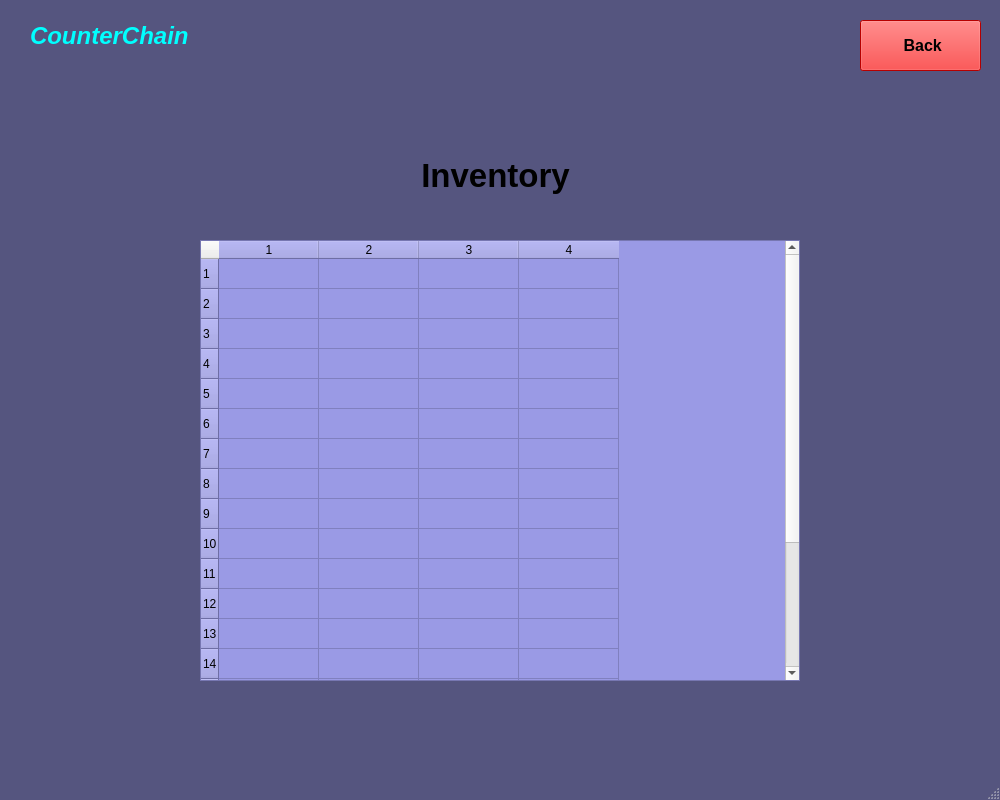
Qt form invent.ui (shubham0298/CounterChain) before a commit.
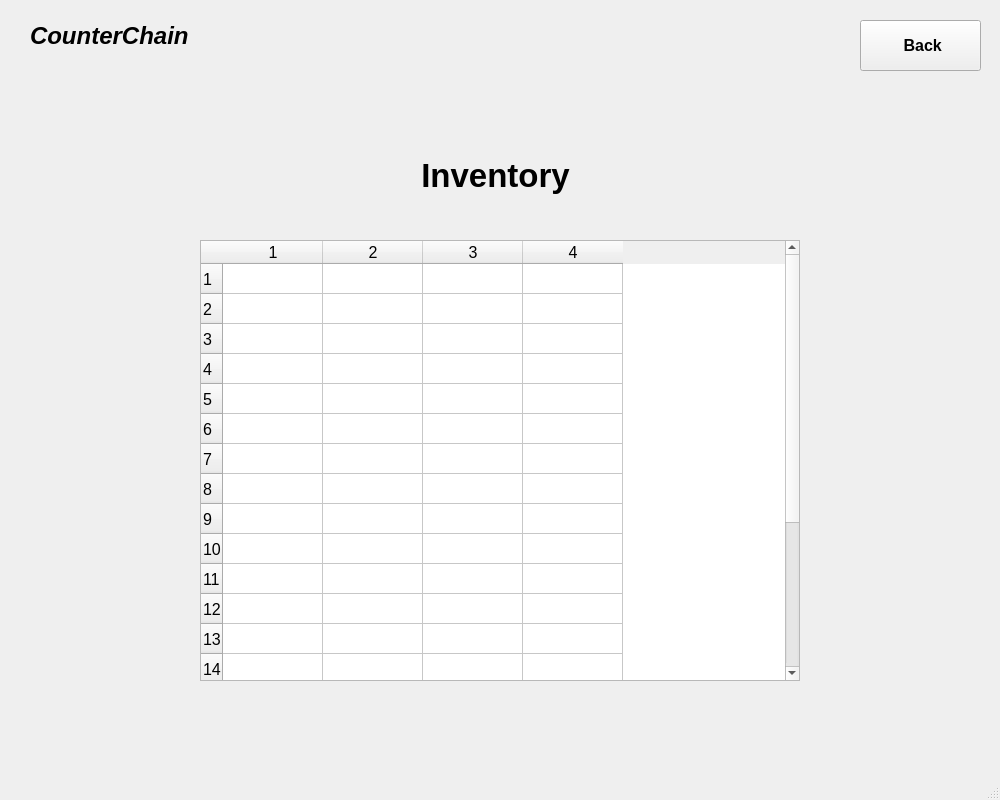
The same form after that commit. Icons and pictures are not drawn.

```diff
--- a/invent.ui
+++ b/invent.ui
@@ -26,12 +26,7 @@
    <string>Inventory</string>
   </property>
   <property name="styleSheet">
-   <string notr="true">QMainWindow{
-	background-color: rgb(85, 85, 127);
-}
-QPushButton#pushButton{
-	background-color: rgb(255, 0, 0);
-}</string>
+   <string notr="true"/>
   </property>
   <widget class="QWidget" name="centralwidget">
    <widget class="QLabel" name="label">
@@ -78,7 +73,7 @@
      <cursorShape>IBeamCursor</cursorShape>
     </property>
     <property name="styleSheet">
-     <string notr="true">background-color: rgb(154, 154, 229);</string>
+     <string notr="true"/>
     </property>
     <property name="showGrid">
      <bool>true</bool>
@@ -166,8 +161,8 @@
         <brush brushstyle="SolidPattern">
          <color alpha="255">
           <red>0</red>
-          <green>255</green>
-          <blue>255</blue>
+          <green>0</green>
+          <blue>0</blue>
          </color>
         </brush>
        </colorrole>
@@ -177,8 +172,8 @@
         <brush brushstyle="SolidPattern">
          <color alpha="255">
           <red>0</red>
-          <green>255</green>
-          <blue>255</blue>
+          <green>0</green>
+          <blue>0</blue>
          </color>
         </brush>
        </colorrole>
```
